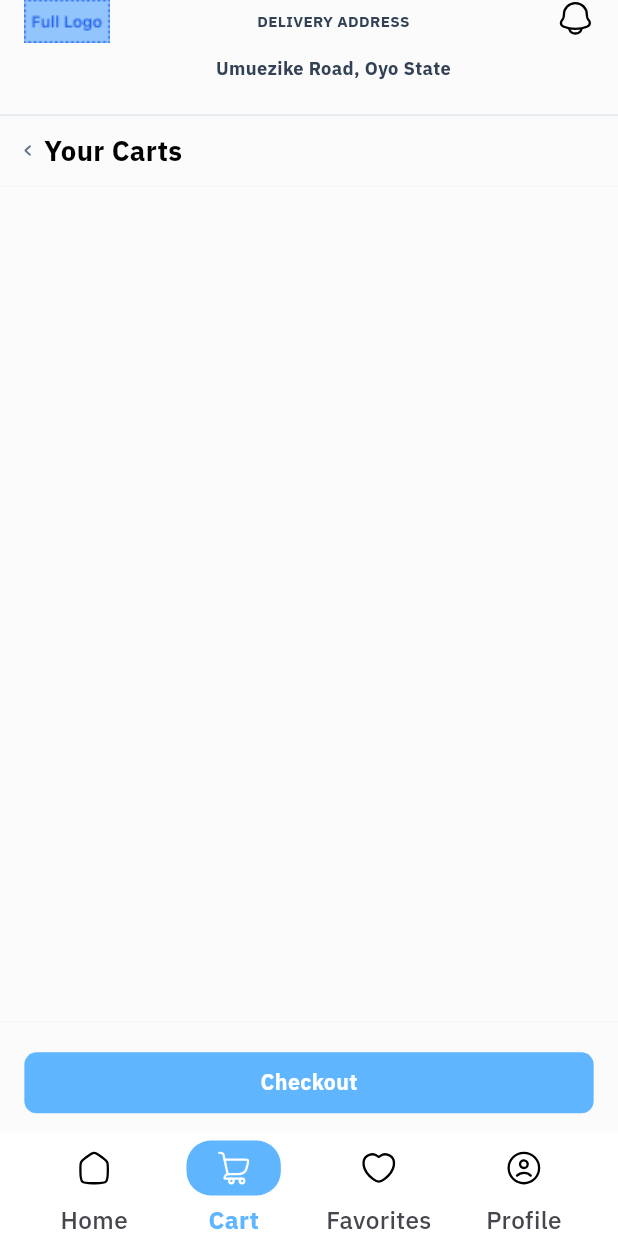
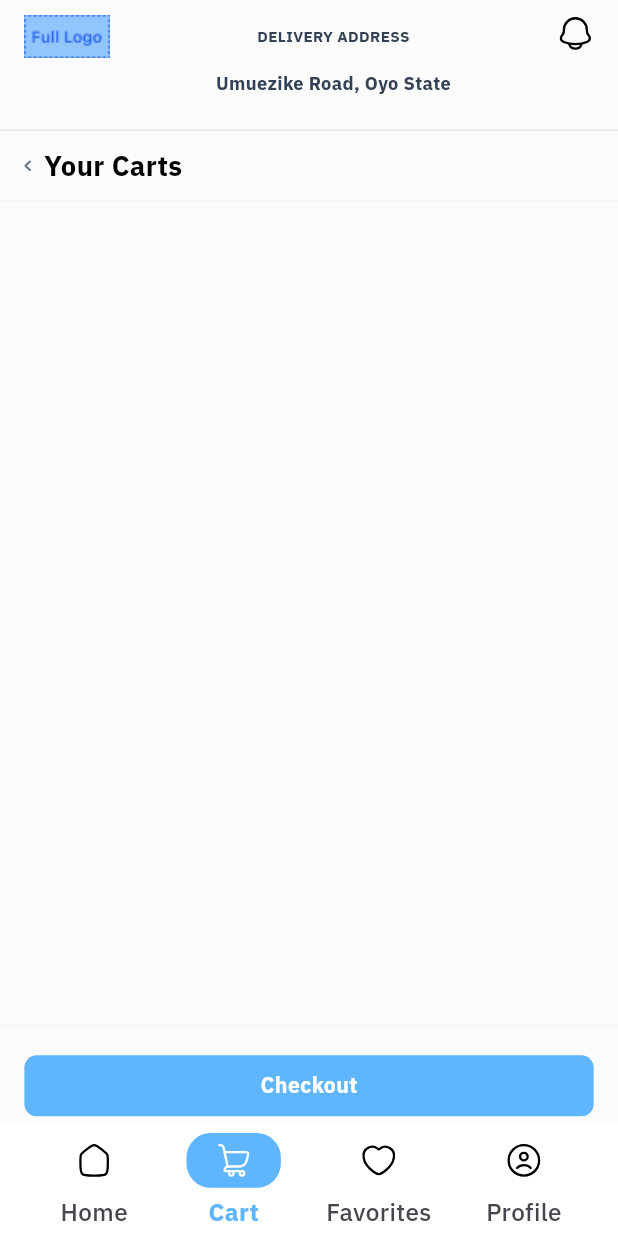
Before and after one commit to adedrey/minimart, a Flutter app: the screen it shows after launch, item 2 of the bottom bar chosen, on a phone screen of 412 x 824 dp. Run offline on Flutter 3.47's test engine with Material 3 defaults, Android fonts, the phone set to English and light mode, and no system bars; drawn by our look-alikes of toastification; our stand-ins replace cached_network_image, dartz, flutter_riverpod, flutter_screenutil, flutter_svg, freezed_annotation and 5 more; generated files the repository leaves out were written again; project files that could hold a hidden picture were left out.

Commit message:
solved safearea issue on android

```diff
--- a/lib/app/features/dashboard/features/cart/views/cart_view.dart
+++ b/lib/app/features/dashboard/features/cart/views/cart_view.dart
@@ -24,6 +24,8 @@ class _CartViewState extends ConsumerState<CartView> {
     final theme = Theme.of(context).appTheme;
     return Scaffold(
       body: SafeArea(
+        bottom: false,
+        minimum: WidgetHelper.safeArea(),
         child: Column(
           children: [
             const CustomAppBar(
@@ -96,13 +98,17 @@ class _CartViewState extends ConsumerState<CartView> {
             Divider(
               color: theme.appBarTheme.secondaryBorder,
             ),
+            Gap(12.h),
             Padding(
-              padding: EdgeInsets.symmetric(horizontal: 16.h, vertical: 12.h),
+              padding: EdgeInsets.symmetric(
+                horizontal: 16.h,
+              ),
               child: CustomButton(
                 action: () {},
                 label: AppString.checkout,
               ),
             ),
+            WidgetHelper.bottomGap(),
           ],
         ),
       ),
--- a/lib/app/features/dashboard/features/home/features/product_detail/views/product_detail.dart
+++ b/lib/app/features/dashboard/features/home/features/product_detail/views/product_detail.dart
@@ -49,6 +49,8 @@ class _ProductDetailState extends ConsumerState<ProductDetail> {
     final theme = Theme.of(context).appTheme;
     return Scaffold(
       body: SafeArea(
+        minimum: WidgetHelper.safeArea(),
+        bottom: false,
         child: Column(
           children: [
             const CustomAppBar(
@@ -149,6 +151,7 @@ class _ProductDetailState extends ConsumerState<ProductDetail> {
                 label: AppString.addToCart,
               ),
             ),
+            WidgetHelper.bottomGap(),
           ],
         ),
       ),
--- a/lib/app/features/dashboard/features/home/views/home_view.dart
+++ b/lib/app/features/dashboard/features/home/views/home_view.dart
@@ -39,6 +39,7 @@ class _HomeViewState extends ConsumerState<HomeView> {
     });
     return Scaffold(
       body: SafeArea(
+        minimum: WidgetHelper.safeArea(),
         child: Column(
           children: [
             CustomAppBar(
--- a/lib/app/features/dashboard/views/dashboard_view.dart
+++ b/lib/app/features/dashboard/views/dashboard_view.dart
@@ -81,7 +81,9 @@ class _DashboardViewState extends ConsumerState<DashboardView>
           left: 16.h,
           right: 16.h,
           top: 6.h,
-          bottom: ScreenUtil().bottomBarHeight,
+          // bottom: ScreenUtil().bottomBarHeight,
+
+          bottom: WidgetHelper.bottomGapOS(),
         ),
         decoration: BoxDecoration(
           color: theme.menuTheme.outline.withValues(alpha: .95),
--- a/lib/core/utils/helpers/widget_helper.dart
+++ b/lib/core/utils/helpers/widget_helper.dart
@@ -1 +1,16 @@
-class WidgetHelper {}
+import 'dart:io';
+
+import 'package:flutter/widgets.dart';
+import 'package:flutter_screenutil/flutter_screenutil.dart';
+import 'package:gap/gap.dart';
+
+class WidgetHelper {
+  static double bottomGapOS() => Platform.isIOS
+      ? ScreenUtil().bottomBarHeight
+      : ScreenUtil().bottomBarHeight + 5.h;
+
+  static Widget bottomGap() => Gap(bottomGapOS());
+
+  static EdgeInsets safeArea() =>
+      EdgeInsets.only(top: Platform.isIOS ? 0 : 10.h);
+}
```
